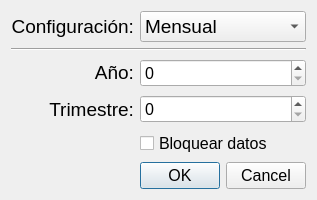
This is src/contabilidad/contabilidad.ui in germanbravolopez/laideal as Qt 5 draws it before an edit. The edited form follows.
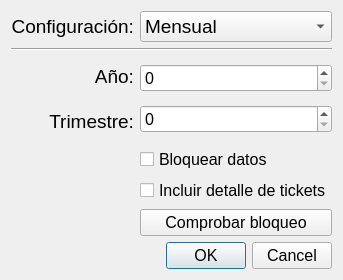
This is the edited form.

Commit message: Generar contabilidad: gastos table with a Subtotal con IVA column (21% / 10% / subtotal / sin IVA / total), dialog stays open over MainWindow until Cerrar, optional ticket detail written to its own _detalle.pdf, new Comprobar bloqueo button

```diff
--- a/src/contabilidad/contabilidad.ui
+++ b/src/contabilidad/contabilidad.ui
@@ -10,7 +10,7 @@
     <x>0</x>
     <y>0</y>
     <width>314</width>
-    <height>200</height>
+    <height>280</height>
    </rect>
   </property>
   <property name="minimumSize">
@@ -143,13 +143,36 @@
      </layout>
     </item>
     <item row="6" column="1" colspan="2">
+     <widget class="QCheckBox" name="checkBox_detail">
+      <property name="toolTip">
+       <string>Añade al PDF la lista de tickets y facturas de cada importe (archivo aparte, terminado en _detalle)</string>
+      </property>
+      <property name="text">
+       <string>Incluir detalle de tickets</string>
+      </property>
+     </widget>
+    </item>
+    <item row="7" column="1" colspan="2">
+     <widget class="QPushButton" name="pb_check_lock">
+      <property name="toolTip">
+       <string>Indica si el periodo seleccionado ya está bloqueado por una contabilidad realizada</string>
+      </property>
+      <property name="text">
+       <string>Comprobar bloqueo</string>
+      </property>
+      <property name="autoDefault">
+       <bool>false</bool>
+      </property>
+     </widget>
+    </item>
+    <item row="8" column="1" colspan="2">
      <widget class="QDialogButtonBox" name="bb_ok_cancel">
       <property name="standardButtons">
        <set>QDialogButtonBox::Cancel|QDialogButtonBox::Ok</set>
       </property>
      </widget>
     </item>
-    <item row="5" column="1">
+    <item row="5" column="1" colspan="2">
      <widget class="QCheckBox" name="checkBox_lock">
       <property name="text">
        <string>Bloquear datos</string>
```
The commit also changes 9 other files.
